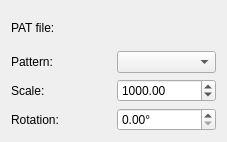
The window that src/Mod/Draft/Resources/ui/dialogHatch.ui (southseact-3d/fcd) describes before a commit, drawn with Qt 5.
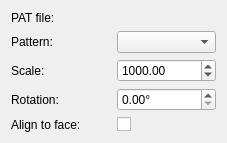
The same window after the commit. Custom widgets are drawn as their Qt base class.

Commit message: Draft: Implementation of 'Align to face' checkbox in Hatch task panel (#21332)

The edit to the form file:
```diff
--- a/src/Mod/Draft/Resources/ui/dialogHatch.ui
+++ b/src/Mod/Draft/Resources/ui/dialogHatch.ui
@@ -75,6 +75,25 @@
      </property>
     </widget>
    </item>
+   <item row="4" column="0">
+    <widget class="QLabel" name="label_5">
+     <property name="text">
+      <string>Align to face:</string>
+     </property>
+    </widget>
+   </item>
+   <item row="4" column="1">
+    <widget class="QCheckBox" name="Translate">
+     <property name="toolTip">
+      <string>If checked, the pattern aligns with the base object.
+If unchecked, the pattern aligns with the global coordinate system.
+This setting modifies the Translate property.</string>
+     </property>
+     <property name="text">
+      <string/>
+     </property>
+    </widget>
+   </item>
   </layout>
  </widget>
  <customwidgets>
```
The commit also changes 4 other files.
